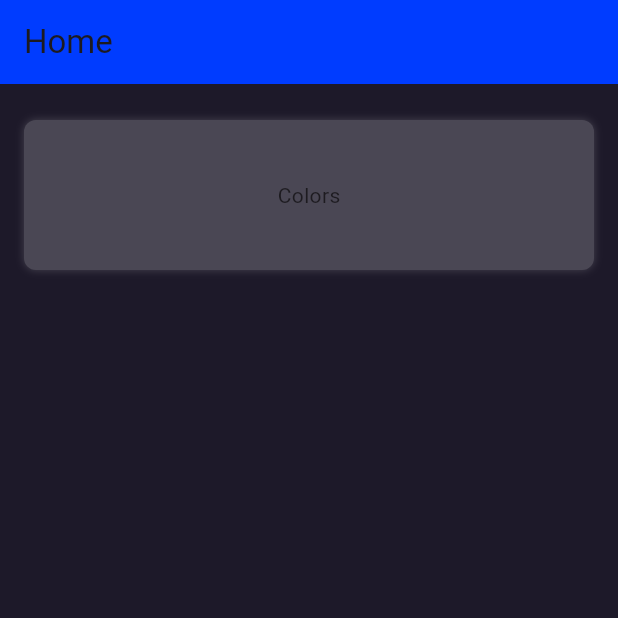
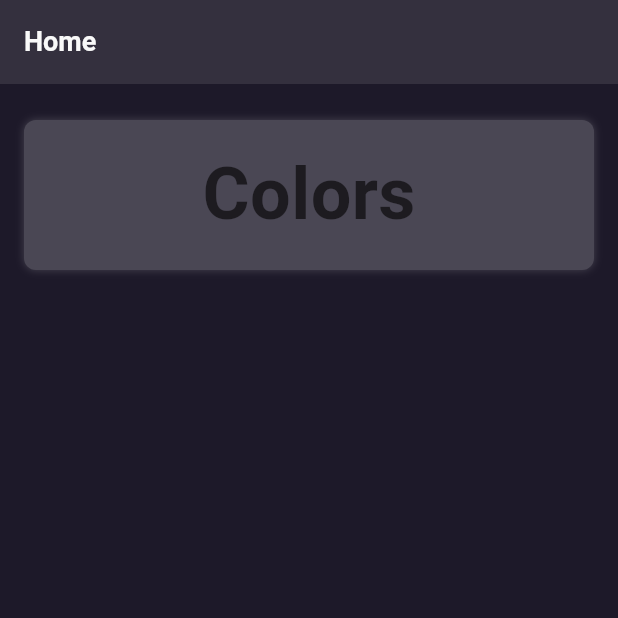
Before and after one commit to rohankandwal/FlutterBlueprint, a Flutter app: the screen it shows after launch, on a phone screen of 412 x 824 dp, the top half of it. Run offline on Flutter 3.47's test engine with Material 3 defaults, Android fonts, the phone set to English and light mode, and no system bars.

Commit message:
Minor updates after rebase

```diff
--- a/example/lib/src/screens/colors_screen/colors_screen.dart
+++ b/example/lib/src/screens/colors_screen/colors_screen.dart
@@ -11,9 +11,7 @@ class ColorsScreen extends StatelessWidget {
     final theme = context.theme;
     final colors = theme.colors;
 
-    final Map<String, Color> brandMap =
-        // ignore: invalid_use_of_internal_member
-        _getColorHexNameMap(colors.brand.values);
+    final Map<String, Color> brandMap = _getColorHexNameMap(colors.brand.values);
     final Map<String, Color> interactionMap = _getColorHexNameMap(colors.interaction.values);
     final Map<String, Color> messagingMap = _getColorHexNameMap(colors.messaging.values);
     final Map<String, Color> neutralMap = _getColorHexNameMap(colors.neutral.values);
--- a/example/lib/src/screens/home_screen/widgets/design_system_category_card.dart
+++ b/example/lib/src/screens/home_screen/widgets/design_system_category_card.dart
@@ -39,7 +39,7 @@ class DesignSystemCategoryCard extends StatelessWidget {
             child: SizedBox(
               height: _kCardHeight,
               child: Center(
-                child: Text(title, style: theme.textStyle.heading2_700),
+                child: Text(title, style: theme.textStyle.title2_700),
               ),
             ),
           ),
--- a/example/lib/src/utility_widgets/layout/colors_grid_view.dart
+++ b/example/lib/src/utility_widgets/layout/colors_grid_view.dart
@@ -33,6 +33,7 @@ class ColorsGridView extends StatelessWidget {
       scrollDirection: Axis.vertical,
       physics: const NeverScrollableScrollPhysics(),
       itemCount: colors.length,
+      padding: EdgeInsets.symmetric(vertical: theme.spacings.spacing8),
       itemBuilder: (context, index) {
         return Column(
           children: [
@@ -44,12 +45,13 @@ class ColorsGridView extends StatelessWidget {
                     color: theme.colors.neutral.neutral20,
                     width: theme.borderWidth.borderWidthSmall,
                   ),
+                  borderRadius: BorderRadius.circular(theme.borderRadius.borderRadiusMedium),
                 ),
               ),
             ),
             Text(
-              colorTitles[index],
-              style: theme.textStyle.secondary_700,
+              colorTitles[index].substring(6, colorTitles[index].length - 1),
+              style: theme.textStyle.caption_600.copyWith(color: theme.colors.neutral.neutral30),
             ),
           ],
         );
--- a/example/lib/src/utility_widgets/scaffold/custom_scaffold.dart
+++ b/example/lib/src/utility_widgets/scaffold/custom_scaffold.dart
@@ -26,29 +26,16 @@ class CustomScaffold extends StatelessWidget {
       appBar: AppBar(
         elevation: 0,
         automaticallyImplyLeading: !closable,
-        title: Text(title),
+        title: Text(
+          title,
+          style: theme.textStyle.subHeadline_700.copyWith(
+            color: theme.colors.neutral.neutral90,
+          ),
+        ),
         iconTheme: const IconThemeData(color: Colors.white),
         actionsIconTheme: const IconThemeData(color: Colors.white),
-        backgroundColor: theme.colors.interaction.main,
-        actions: const [
-          // if (showThemeConfigActionItem)
-          //   IconButton(
-          //     onPressed: () => Navigator.push(
-          //       context,
-          //       MaterialPageRoute(
-          //         builder: (_) => const ThemeConfigScreen(),
-          //       ),
-          //     ),
-          //     icon: const ChardonnayIcon(Icons.style,
-          //         iconSize: ChardonnayIconSize.small),
-          //   ),
-          // if (closable)
-          //   IconButton(
-          //     onPressed: () => Navigator.maybePop(context),
-          //     icon: const ChardonnayIcon(Icons.close,
-          //         iconSize: ChardonnayIconSize.small),
-          //   ),
-        ],
+        backgroundColor: theme.colors.neutral.neutral10,
+        actions: const [],
       ),
       body: body,
     );
--- a/example/lib/src/utility_widgets/text/label_text.dart
+++ b/example/lib/src/utility_widgets/text/label_text.dart
@@ -15,7 +15,9 @@ class LabelText extends StatelessWidget {
 
     return Text(
       title,
-      style: theme.textStyle.secondary_400.copyWith(color: theme.colors.neutral.neutral50),
+      style: theme.textStyle.bodySmall_400.copyWith(
+        color: theme.colors.neutral.neutral50,
+      ),
     );
   }
 }
```
